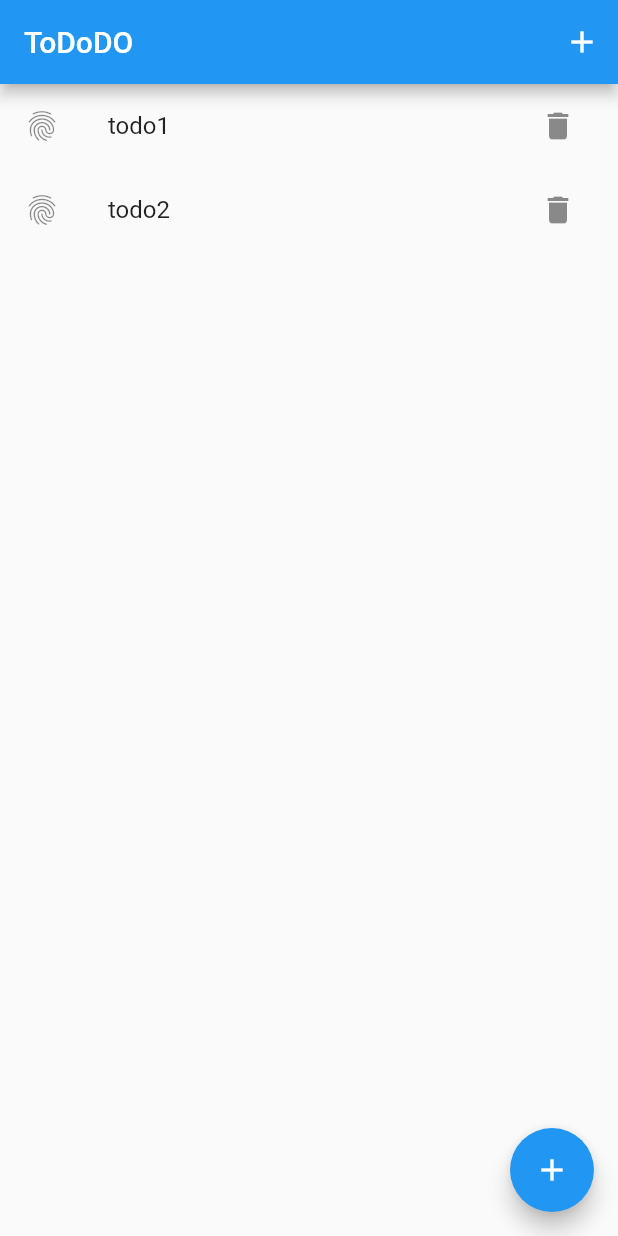
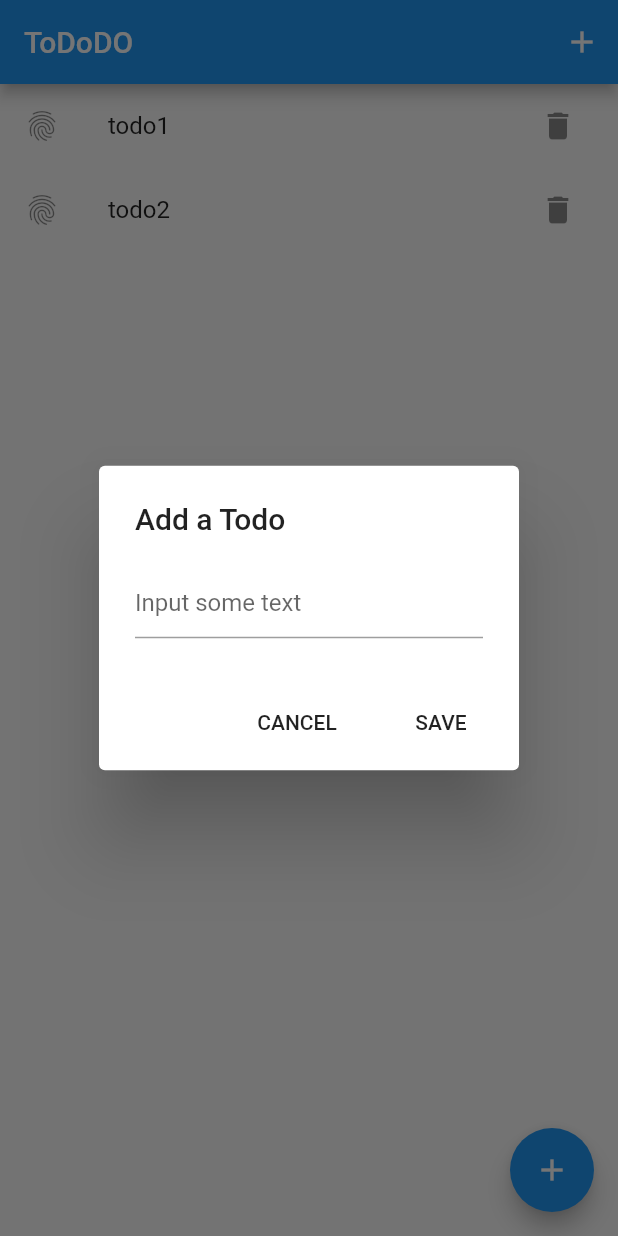
Before and after one commit to prasadsunny1/Tododo, a Flutter app: the screen it shows after launch, after a tap on the "add" icon, on a phone screen of 412 x 824 dp. Run offline on Flutter 3.47's test engine with Material 2 defaults, Android fonts, the light colour scheme and no system bars.

Commit message:
Can add todo

```diff
--- a/lib/main.dart
+++ b/lib/main.dart
@@ -30,6 +30,7 @@ class MyHomePage extends StatefulWidget {
 
 class _MyHomePageState extends State<MyHomePage> {
   int _counter = 0;
+  TextEditingController _textFieldController = TextEditingController();
 
   void _incrementCounter() {
     setState(() {
@@ -43,13 +44,52 @@ class _MyHomePageState extends State<MyHomePage> {
     });
   }
 
+  void _createTodo(BuildContext context) {
+//open dialog with textfield
+    _displayDialog(context);
+// save on submit
+  }
+
+  _displayDialog(BuildContext context) async {
+    return showDialog(
+        context: context,
+        builder: (context) {
+          return AlertDialog(
+            title: Text('Add a Todo'),
+            content: TextField(
+              controller: _textFieldController,
+              decoration: InputDecoration(hintText: "Input some text"),
+            ),
+            actions: <Widget>[
+              new FlatButton(
+                child: new Text('CANCEL'),
+                onPressed: () {
+                  Navigator.of(context).pop();
+                },
+              ),
+              new FlatButton(
+                child: new Text('SAVE'),
+                onPressed: () {
+                  setState(() {
+                    widget.todos.add(_textFieldController.text);
+                  });
+                  Navigator.of(context).pop();
+                },
+              ),
+            ],
+          );
+        });
+  }
+
   @override
   Widget build(BuildContext context) {
     return Scaffold(
       appBar: AppBar(title: Text(widget.title), actions: [
         IconButton(
           icon: Icon(Icons.add),
-          onPressed: () {},
+          onPressed: () {
+            _createTodo(context);
+          },
         )
       ]),
       body: ListView.builder(
```
